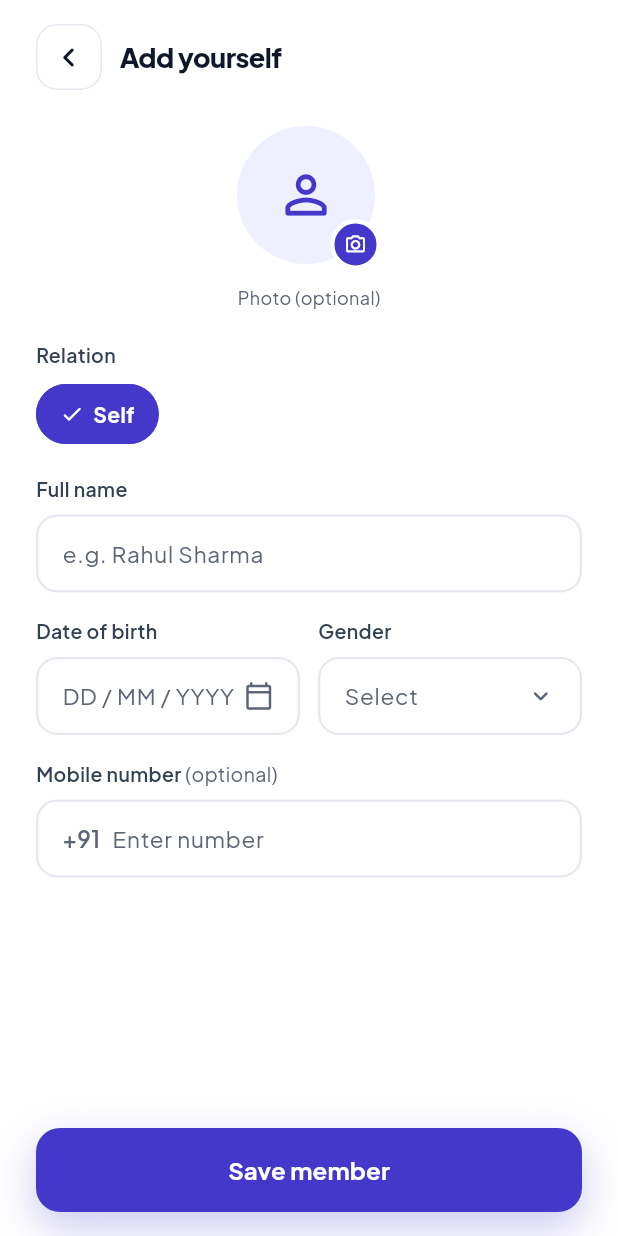
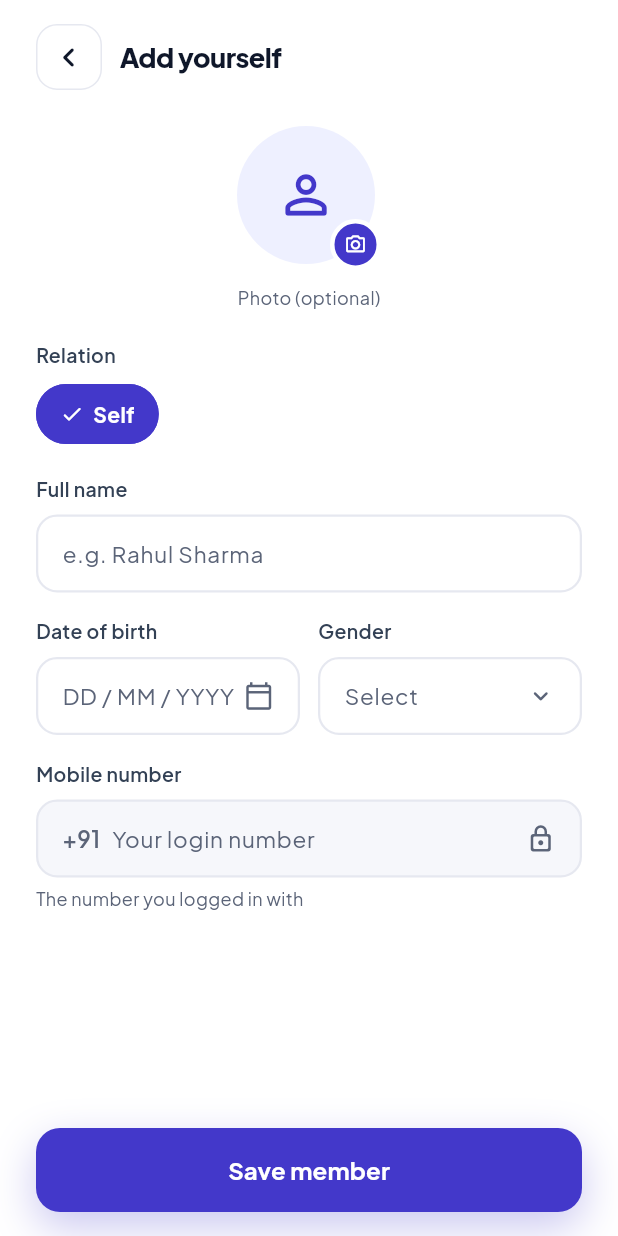
Before and after one commit to niladri-turain/family_doc, a Flutter app: the AddMemberScreen screen opened by its route, on a phone screen of 412 x 824 dp. Run offline on Flutter 3.47's test engine with Material 3 defaults, Android fonts, the phone set to English and light mode, and no system bars; our stand-ins replace cross_file, file_picker, flutter_image_compress, flutter_secure_storage, get_it, google_fonts and 5 more; accounts and stored records are empty.

Commit message:
Member form: lock Self's mobile to the login number, tap anywhere on pickers
Adding or editing yourself fills the mobile from the login (or
GET /users/me) and shows it locked. Date of birth and Gender open their
pickers from anywhere in the box, not only the text.

Co-Authored-By: Claude Opus 5.5 <noreply@anthropic.com>

```diff
--- a/lib/core/widgets/app_text_field.dart
+++ b/lib/core/widgets/app_text_field.dart
@@ -6,6 +6,7 @@ import '../theme/app_text_styles.dart';
 
 /// Label + rounded field with the indigo focus ring and an optional error.
 /// Set [readOnly] + [onTap] to use it as a picker (date, dropdown…).
+/// [locked] shows a grey, non-editable field with a lock icon.
 class AppTextField extends StatefulWidget {
   const AppTextField({
     super.key,
@@ -20,6 +21,7 @@ class AppTextField extends StatefulWidget {
     this.prefixText,
     this.suffixIcon,
     this.readOnly = false,
+    this.locked = false,
     this.onTap,
     this.onChanged,
   });
@@ -37,6 +39,7 @@ class AppTextField extends StatefulWidget {
   final String? prefixText;
   final IconData? suffixIcon;
   final bool readOnly;
+  final bool locked;
   final VoidCallback? onTap;
   final ValueChanged<String>? onChanged;
 
@@ -62,7 +65,11 @@ class _AppTextFieldState extends State<AppTextField> {
   @override
   Widget build(BuildContext context) {
     final hasError = widget.errorText != null;
-    final focused = _focus.hasFocus && !widget.readOnly;
+    final readOnly = widget.readOnly || widget.locked;
+    final focused = _focus.hasFocus && !readOnly;
+    // Picker (date, dropdown…): the whole box is the tap target, not only
+    // the text — padding and the icon open it too.
+    final picker = readOnly && widget.onTap != null;
     final highlight = focused || hasError;
     final borderColor = hasError
         ? AppColors.error
@@ -87,14 +94,20 @@ class _AppTextFieldState extends State<AppTextField> {
           ),
         ),
         const SizedBox(height: 8),
-        AnimatedContainer(
+        GestureDetector(
+          behavior: HitTestBehavior.opaque,
+          onTap: picker ? widget.onTap : null,
+          child: AnimatedContainer(
             duration: const Duration(milliseconds: 150),
             height: 52,
             padding: const EdgeInsets.symmetric(horizontal: 16),
             decoration: BoxDecoration(
-            color: AppColors.white,
+              color: widget.locked ? AppColors.surface : AppColors.white,
               borderRadius: BorderRadius.circular(14),
-            border: Border.all(color: borderColor, width: highlight ? 2 : 1.5),
+              border: Border.all(
+                color: borderColor,
+                width: highlight ? 2 : 1.5,
+              ),
               boxShadow: highlight
                   ? [
                       BoxShadow(
@@ -119,16 +132,23 @@ class _AppTextFieldState extends State<AppTextField> {
                   const SizedBox(width: 8),
                 ],
                 Expanded(
+                  child: IgnorePointer(
+                    ignoring: picker,
                     child: TextField(
                       controller: widget.controller,
                       focusNode: _focus,
-                  readOnly: widget.readOnly,
-                  onTap: widget.onTap,
+                      readOnly: readOnly,
+                      enableInteractiveSelection: !widget.locked,
+                      onTap: picker ? null : widget.onTap,
                       onChanged: widget.onChanged,
                       keyboardType: widget.keyboardType,
                       inputFormatters: widget.inputFormatters,
                       textCapitalization: widget.textCapitalization,
-                  style: AppTextStyles.fieldValue,
+                      style: widget.locked
+                          ? AppTextStyles.fieldValue.copyWith(
+                              color: AppColors.textSecondary,
+                            )
+                          : AppTextStyles.fieldValue,
                       cursorColor: AppColors.primary,
                       decoration: InputDecoration(
                         isCollapsed: true,
@@ -141,13 +161,17 @@ class _AppTextFieldState extends State<AppTextField> {
                       ),
                     ),
                   ),
-              if (widget.suffixIcon != null)
+                ),
+                if (widget.suffixIcon != null || widget.locked)
                   Icon(
-                  widget.suffixIcon,
+                    widget.locked
+                        ? Icons.lock_outline_rounded
+                        : widget.suffixIcon,
                     size: 20,
                     color: AppColors.textSecondary,
                   ),
               ],
+            ),
           ),
         ),
         if (hasError) ...[
--- a/lib/features/family/presentation/add_member_screen.dart
+++ b/lib/features/family/presentation/add_member_screen.dart
@@ -13,6 +13,7 @@ import '../../../core/theme/app_text_styles.dart';
 import '../../../core/widgets/app_back_button.dart';
 import '../../../core/widgets/app_primary_button.dart';
 import '../../../core/widgets/app_text_field.dart';
+import '../../auth/presentation/providers/auth_provider.dart';
 import '../data/models/family_member.dart';
 import '../data/models/relation.dart';
 import 'providers/family_provider.dart';
@@ -57,6 +58,7 @@ class _AddMemberScreenState extends State<AddMemberScreen> {
   /// Editing: the user removed the saved photo.
   bool _removePhoto = false;
   bool _prefilled = false;
+  bool _askedLoginMobile = false;
   bool _preparingPhoto = false;
 
   String? _nameError;
@@ -78,11 +80,33 @@ class _AddMemberScreenState extends State<AddMemberScreen> {
       if (m.dateOfBirth != null) _dobText.text = _formatDob(m.dateOfBirth!);
       _gender = m.gender;
       _genderText.text = m.gender?.label ?? '';
-      final digits = (m.mobile ?? '').replaceAll(RegExp(r'\D'), '');
-      _mobile.text = digits.length > 10
-          ? digits.substring(digits.length - 10)
-          : digits;
+      _mobile.text = _lastTen(m.mobile);
     }
+    if (_isSelf && !_askedLoginMobile) {
+      _askedLoginMobile = true;
+      // After this frame: loading the profile notifies listeners.
+      WidgetsBinding.instance.addPostFrameCallback((_) => _fillLoginMobile());
+    }
+  }
+
+  static String _lastTen(String? mobile) {
+    final digits = (mobile ?? '').replaceAll(RegExp(r'\D'), '');
+    return digits.length > 10 ? digits.substring(digits.length - 10) : digits;
+  }
+
+  /// Self's number is the one they logged in with: taken from the login
+  /// (or GET /users/me after a restart) and not editable.
+  Future<void> _fillLoginMobile() async {
+    final auth = context.read<AuthProvider>();
+    if (auth.user == null) {
+      try {
+        await auth.loadProfile();
+      } catch (_) {
+        // Offline / expired: keep the saved number (editing) or leave empty.
+      }
+    }
+    final mobile = _lastTen(auth.user?.mobile);
+    if (mounted && mobile.isNotEmpty) setState(() => _mobile.text = mobile);
   }
 
   /// Saved photo still shown (editing, no new photo picked, not removed).
@@ -205,7 +229,9 @@ class _AddMemberScreenState extends State<AddMemberScreen> {
       _dobError = _dateOfBirth == null ? 'Choose date of birth' : null;
       _genderError = _gender == null ? 'Choose gender' : null;
       _mobileError =
-          mobile.isNotEmpty && !RegExp(r'^[6-9]\d{9}$').hasMatch(mobile)
+          !_isSelf &&
+              mobile.isNotEmpty &&
+              !RegExp(r'^[6-9]\d{9}$').hasMatch(mobile)
           ? 'Enter a valid 10-digit mobile number'
           : null;
     });
@@ -366,10 +392,11 @@ class _AddMemberScreenState extends State<AddMemberScreen> {
                     const SizedBox(height: 16),
                     AppTextField(
                       label: 'Mobile number',
-                      optionalHint: '(optional)',
+                      optionalHint: _isSelf ? null : '(optional)',
                       controller: _mobile,
                       prefixText: '+91',
-                      hintText: 'Enter number',
+                      locked: _isSelf,
+                      hintText: _isSelf ? 'Your login number' : 'Enter number',
                       keyboardType: TextInputType.phone,
                       inputFormatters: [
                         FilteringTextInputFormatter.digitsOnly,
@@ -378,6 +405,13 @@ class _AddMemberScreenState extends State<AddMemberScreen> {
                       errorText: _mobileError,
                       onChanged: (_) => setState(() => _mobileError = null),
                     ),
+                    if (_isSelf) ...[
+                      const SizedBox(height: 6),
+                      Text(
+                        'The number you logged in with',
+                        style: AppTextStyles.caption,
+                      ),
+                    ],
                   ],
                 ),
               ),
```
Also changed, not shown: lib/features/documents/presentation/widgets/document_thumbnail.dart (added, +110 -0 lines), 2 other files. Lines whose indentation alone changed are shown as unchanged.
